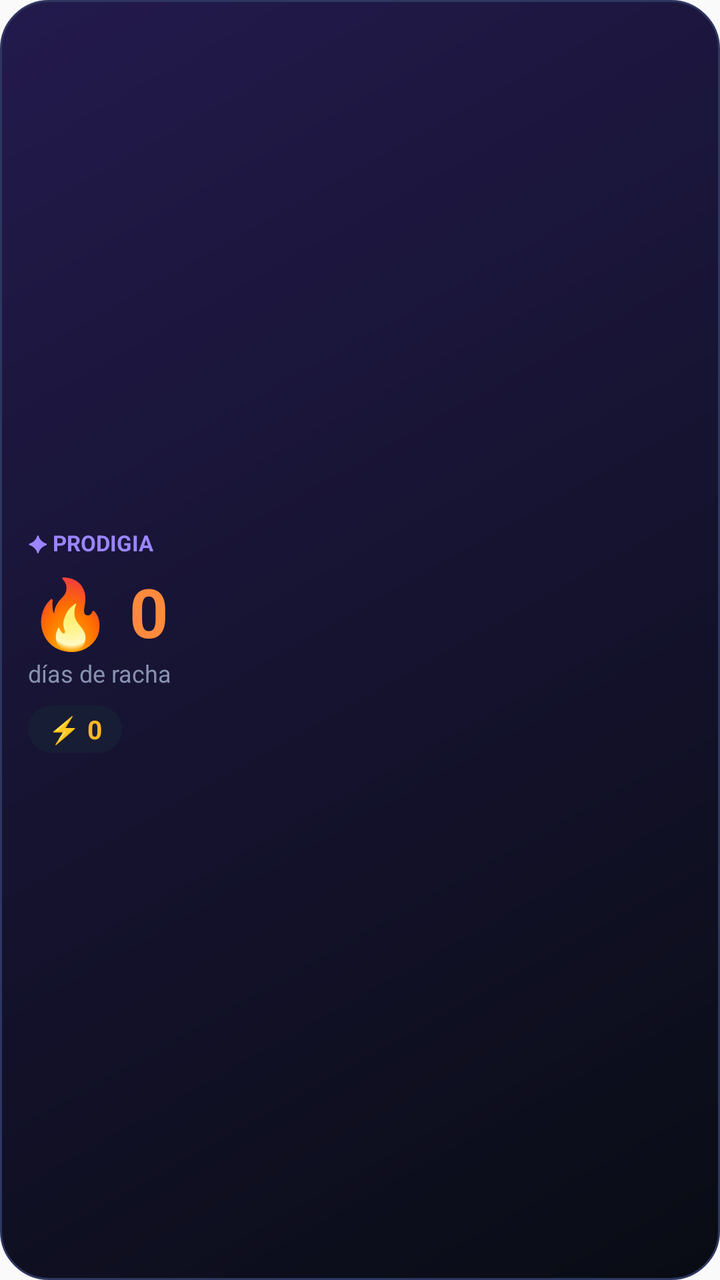
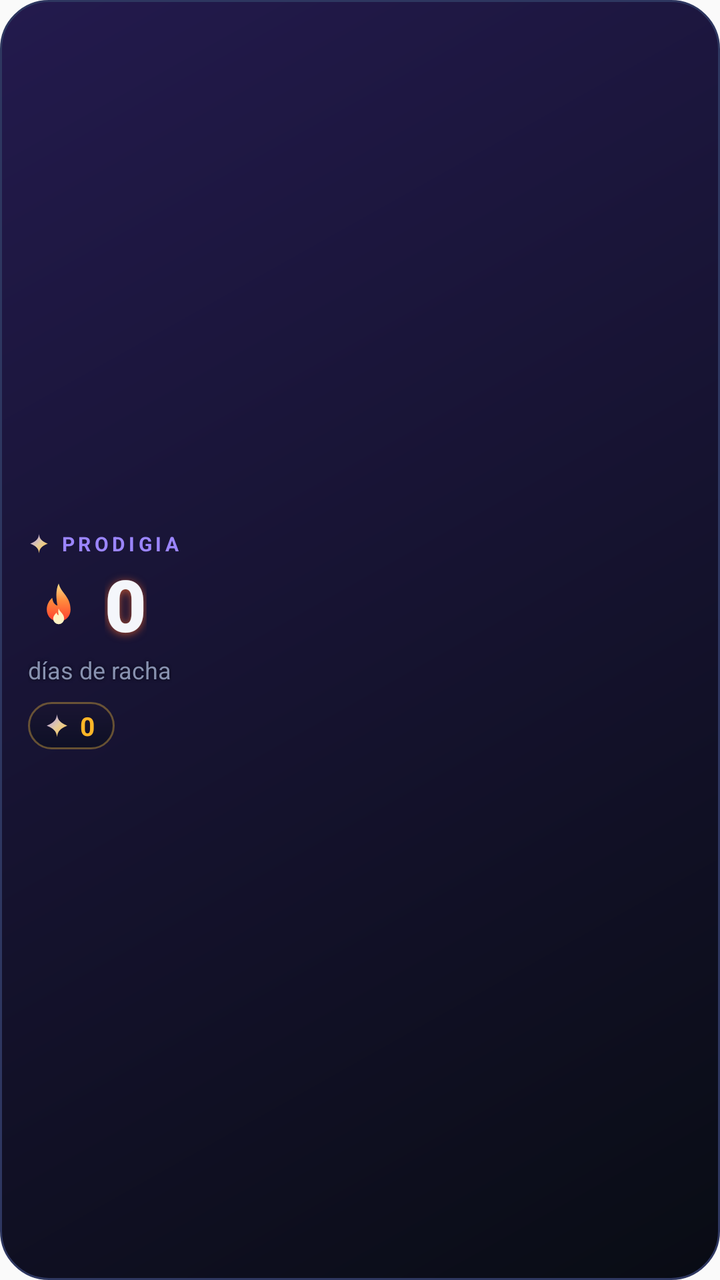

The first picture is an Android layout as it rendered before a commit; the second is the same layout after the commit. The layout source and the unified diff follow.
<!-- AndroidManifest.xml: another module's application theme AppTheme -->
<!-- res/layout/widget_racha.xml -->
<?xml version="1.0" encoding="utf-8"?>
<LinearLayout xmlns:android="http://schemas.android.com/apk/res/android"
  android:id="@+id/wp_raiz"
  android:layout_width="match_parent"
  android:layout_height="match_parent"
  android:background="@drawable/wp_fondo"
  android:orientation="vertical"
  android:gravity="center_vertical"
  android:padding="14dp">

  <TextView
    android:layout_width="wrap_content"
    android:layout_height="wrap_content"
    android:text="✦ PRODIGIA"
    android:textColor="@color/wp_neon"
    android:textSize="11sp"
    android:textStyle="bold" />

  <TextView
    android:id="@+id/wp_racha"
    android:layout_width="wrap_content"
    android:layout_height="wrap_content"
    android:layout_marginTop="4dp"
    android:text="🔥 0"
    android:textColor="@color/wp_racha"
    android:textSize="34sp"
    android:textStyle="bold" />

  <TextView
    android:id="@+id/wp_racha_texto"
    android:layout_width="wrap_content"
    android:layout_height="wrap_content"
    android:text="días de racha"
    android:textColor="@color/wp_texto2"
    android:textSize="12sp" />

  <TextView
    android:id="@+id/wp_chispas"
    android:layout_width="wrap_content"
    android:layout_height="wrap_content"
    android:layout_marginTop="8dp"
    android:background="@drawable/wp_pildora"
    android:paddingStart="10dp"
    android:paddingEnd="10dp"
    android:paddingTop="3dp"
    android:paddingBottom="3dp"
    android:text="⚡ 0"
    android:textColor="@color/wp_logro"
    android:textSize="13sp"
    android:textStyle="bold" />
</LinearLayout>
<!-- resources referenced by this layout -->
<resources>
  <color name="wp_logro">#FFB627</color>
  <color name="wp_neon">#9B85FF</color>
  <color name="wp_racha">#FF8A3D</color>
  <color name="wp_texto2">#8892B0</color>
  <!-- drawable wp_fondo (drawable) -->
  <?xml version="1.0" encoding="utf-8"?>
  <shape xmlns:android="http://schemas.android.com/apk/res/android" android:shape="rectangle">
    <gradient android:angle="315" android:startColor="#231A4D" android:endColor="#090C14" />
    <corners android:radius="24dp" />
    <stroke android:width="1dp" android:color="#2E3760" />
  </shape>
  <!-- drawable wp_pildora (drawable) -->
  <?xml version="1.0" encoding="utf-8"?>
  <shape xmlns:android="http://schemas.android.com/apk/res/android" android:shape="rectangle">
    <solid android:color="#171D34" />
    <corners android:radius="999dp" />
  </shape>
  <style name="AppTheme" parent="Theme.AppCompat.Light.DarkActionBar">
          
          <item name="colorPrimary">@color/colorPrimary</item>
          <item name="colorPrimaryDark">@color/colorPrimaryDark</item>
          <item name="colorAccent">@color/colorAccent</item>
      </style>
</resources>

<!-- the commit's change to res/layout/widget_racha.xml (unified diff, before → after) -->
@@ -1,51 +1,101 @@
 <?xml version="1.0" encoding="utf-8"?>
-<LinearLayout xmlns:android="http://schemas.android.com/apk/res/android"
+<FrameLayout xmlns:android="http://schemas.android.com/apk/res/android"
   android:id="@+id/wp_raiz"
   android:layout_width="match_parent"
   android:layout_height="match_parent"
-  android:background="@drawable/wp_fondo"
-  android:orientation="vertical"
-  android:gravity="center_vertical"
-  android:padding="14dp">
+  android:background="@drawable/wp_fondo">
 
-  <TextView
-    android:layout_width="wrap_content"
-    android:layout_height="wrap_content"
-    android:text="✦ PRODIGIA"
-    android:textColor="@color/wp_neon"
-    android:textSize="11sp"
-    android:textStyle="bold" />
+  <ViewFlipper
+    android:id="@+id/wp_fondo_anim"
+    android:layout_width="match_parent"
+    android:layout_height="match_parent"
+    android:autoStart="true"
+    android:flipInterval="1400"
+    android:inAnimation="@android:anim/fade_in"
+    android:outAnimation="@android:anim/fade_out">
+    <ImageView android:id="@+id/wp_f0" android:layout_width="match_parent" android:layout_height="match_parent" android:scaleType="fitXY" android:importantForAccessibility="no" />
+    <ImageView android:id="@+id/wp_f1" android:layout_width="match_parent" android:layout_height="match_parent" android:scaleType="fitXY" android:importantForAccessibility="no" />
+    <ImageView android:id="@+id/wp_f2" android:layout_width="match_parent" android:layout_height="match_parent" android:scaleType="fitXY" android:importantForAccessibility="no" />
+  </ViewFlipper>
 
-  <TextView
-    android:id="@+id/wp_racha"
-    android:layout_width="wrap_content"
-    android:layout_height="wrap_content"
-    android:layout_marginTop="4dp"
-    android:text="🔥 0"
-    android:textColor="@color/wp_racha"
-    android:textSize="34sp"
-    android:textStyle="bold" />
+  <LinearLayout
+    android:layout_width="match_parent"
+    android:layout_height="match_parent"
+    android:orientation="vertical"
+    android:gravity="center_vertical"
+    android:padding="14dp">
 
-  <TextView
-    android:id="@+id/wp_racha_texto"
-    android:layout_width="wrap_content"
-    android:layout_height="wrap_content"
-    android:text="días de racha"
-    android:textColor="@color/wp_texto2"
-    android:textSize="12sp" />
+    <LinearLayout android:layout_width="wrap_content" android:layout_height="wrap_content" android:orientation="horizontal" android:gravity="center_vertical">
+      <ImageView android:layout_width="11dp" android:layout_height="11dp" android:src="@drawable/wp_chispa" android:importantForAccessibility="no" />
+      <TextView
+        android:layout_width="wrap_content"
+        android:layout_height="wrap_content"
+        android:layout_marginStart="5dp"
+        android:letterSpacing="0.18"
+        android:text="PRODIGIA"
+        android:textColor="@color/wp_neon"
+        android:textSize="10sp"
+        android:textStyle="bold" />
+    </LinearLayout>
 
-  <TextView
-    android:id="@+id/wp_chispas"
-    android:layout_width="wrap_content"
-    android:layout_height="wrap_content"
-    android:layout_marginTop="8dp"
-    android:background="@drawable/wp_pildora"
-    android:paddingStart="10dp"
-    android:paddingEnd="10dp"
-    android:paddingTop="3dp"
-    android:paddingBottom="3dp"
-    android:text="⚡ 0"
-    android:textColor="@color/wp_logro"
-    android:textSize="13sp"
-    android:textStyle="bold" />
-</LinearLayout>
+    <LinearLayout android:layout_width="wrap_content" android:layout_height="wrap_content" android:layout_marginTop="2dp" android:orientation="horizontal" android:gravity="center_vertical">
+      <ViewFlipper
+        android:layout_width="46dp"
+        android:layout_height="46dp"
+        android:layout_marginStart="-8dp"
+        android:autoStart="true"
+        android:flipInterval="650"
+        android:inAnimation="@android:anim/fade_in"
+        android:outAnimation="@android:anim/fade_out">
+        <ImageView android:id="@+id/wp_l0" android:layout_width="match_parent" android:layout_height="match_parent" android:src="@drawable/wp_llama" android:importantForAccessibility="no" />
+        <ImageView android:id="@+id/wp_l1" android:layout_width="match_parent" android:layout_height="match_parent" android:src="@drawable/wp_llama" android:importantForAccessibility="no" />
+        <ImageView android:id="@+id/wp_l2" android:layout_width="match_parent" android:layout_height="match_parent" android:src="@drawable/wp_llama" android:importantForAccessibility="no" />
+      </ViewFlipper>
+      <TextView
+        android:id="@+id/wp_racha"
+        android:layout_width="wrap_content"
+        android:layout_height="wrap_content"
+        android:fontFamily="sans-serif-black"
+        android:includeFontPadding="false"
+        android:shadowColor="#AAFF6A2B"
+        android:shadowDy="2"
+        android:shadowRadius="10"
+        android:text="0"
+        android:textColor="@color/wp_texto"
+        android:textSize="36sp" />
+    </LinearLayout>
+
+    <TextView
+      android:id="@+id/wp_racha_texto"
+      android:layout_width="wrap_content"
+      android:layout_height="wrap_content"
+      android:shadowColor="#CC05060F"
+      android:shadowRadius="4"
+      android:text="días de racha"
+      android:textColor="@color/wp_texto2"
+      android:textSize="12sp" />
+
+    <LinearLayout
+      android:layout_width="wrap_content"
+      android:layout_height="wrap_content"
+      android:layout_marginTop="8dp"
+      android:background="@drawable/wp_pildora"
+      android:gravity="center_vertical"
+      android:orientation="horizontal"
+      android:paddingStart="8dp"
+      android:paddingEnd="10dp"
+      android:paddingTop="3dp"
+      android:paddingBottom="3dp">
+      <ImageView android:layout_width="13dp" android:layout_height="13dp" android:src="@drawable/wp_chispa" android:importantForAccessibility="no" />
+      <TextView
+        android:id="@+id/wp_chispas"
+        android:layout_width="wrap_content"
+        android:layout_height="wrap_content"
+        android:layout_marginStart="5dp"
+        android:text="0"
+        android:textColor="@color/wp_logro"
+        android:textSize="13sp"
+        android:textStyle="bold" />
+    </LinearLayout>
+  </LinearLayout>
+</FrameLayout>
<!-- resource entries referenced after the edit -->
@@ -2,8 +2,26 @@
 <resources>
   <color name="wp_logro">#FFB627</color>
   <color name="wp_neon">#9B85FF</color>
-  <color name="wp_racha">#FF8A3D</color>
+  <color name="wp_texto">#F4F6FB</color>
   <color name="wp_texto2">#8892B0</color>
+  <!-- drawable wp_chispa (drawable) -->
+  <?xml version="1.0" encoding="utf-8"?>
+  <vector xmlns:android="http://schemas.android.com/apk/res/android"
+    xmlns:aapt="http://schemas.android.com/aapt"
+    android:width="24dp"
+    android:height="24dp"
+    android:viewportWidth="24"
+    android:viewportHeight="24">
+    <path android:pathData="M12,1.5 C12.6,6.5 14.4,9.1 21.5,12 C14.4,14.9 12.6,17.5 12,22.5 C11.4,17.5 9.6,14.9 2.5,12 C9.6,9.1 11.4,6.5 12,1.5 Z">
+      <aapt:attr name="android:fillColor">
+        <gradient android:type="linear" android:startX="2" android:startY="2" android:endX="22" android:endY="22">
+          <item android:offset="0" android:color="#FFA794FF" />
+          <item android:offset="0.5" android:color="#FFE4CBA0" />
+          <item android:offset="1" android:color="#FFFFC53D" />
+        </gradient>
+      </aapt:attr>
+    </path>
+  </vector>
   <!-- drawable wp_fondo (drawable) -->
   <?xml version="1.0" encoding="utf-8"?>
   <shape xmlns:android="http://schemas.android.com/apk/res/android" android:shape="rectangle">
@@ -11,11 +29,33 @@
     <corners android:radius="24dp" />
     <stroke android:width="1dp" android:color="#2E3760" />
   </shape>
+  <!-- drawable wp_llama (drawable) -->
+  <?xml version="1.0" encoding="utf-8"?>
+  <vector xmlns:android="http://schemas.android.com/apk/res/android"
+    xmlns:aapt="http://schemas.android.com/aapt"
+    android:width="24dp"
+    android:height="24dp"
+    android:viewportWidth="24"
+    android:viewportHeight="24">
+    <group android:pivotX="12" android:pivotY="12" android:scaleX="0.62" android:scaleY="0.62">
+      <path android:pathData="M12,2 C13,6 17,7.5 17,13 A5,5 0 0,1 7,13 C7,10.6 8.1,9.1 9.3,8 C9.5,9.8 10.3,10.9 11.5,11.3 C11,8.6 10.6,5 12,2 Z">
+        <aapt:attr name="android:fillColor">
+          <gradient android:type="linear" android:startX="12" android:startY="2" android:endX="12" android:endY="18">
+            <item android:offset="0" android:color="#FFFFE08A" />
+            <item android:offset="0.45" android:color="#FFFF8A3D" />
+            <item android:offset="1" android:color="#FFFF3D2E" />
+          </gradient>
+        </aapt:attr>
+      </path>
+      <path android:fillColor="#FFFFF3C4" android:pathData="M12,12.5 C12.5,14.1 14.3,14.7 14.3,16.8 A2.3,2.3 0 0,1 9.7,16.8 C9.7,15.6 10.6,14.8 11.1,14.2 C11.2,14.8 11.5,15.2 12,15.3 C11.8,14.3 11.7,13.4 12,12.5 Z" />
+    </group>
+  </vector>
   <!-- drawable wp_pildora (drawable) -->
   <?xml version="1.0" encoding="utf-8"?>
   <shape xmlns:android="http://schemas.android.com/apk/res/android" android:shape="rectangle">
-    <solid android:color="#171D34" />
+    <gradient android:angle="270" android:startColor="#CC1A1530" android:endColor="#CC0B0F22" />
     <corners android:radius="999dp" />
+    <stroke android:width="1dp" android:color="#59FFC53D" />
   </shape>
   <style name="AppTheme" parent="Theme.AppCompat.Light.DarkActionBar">
           
